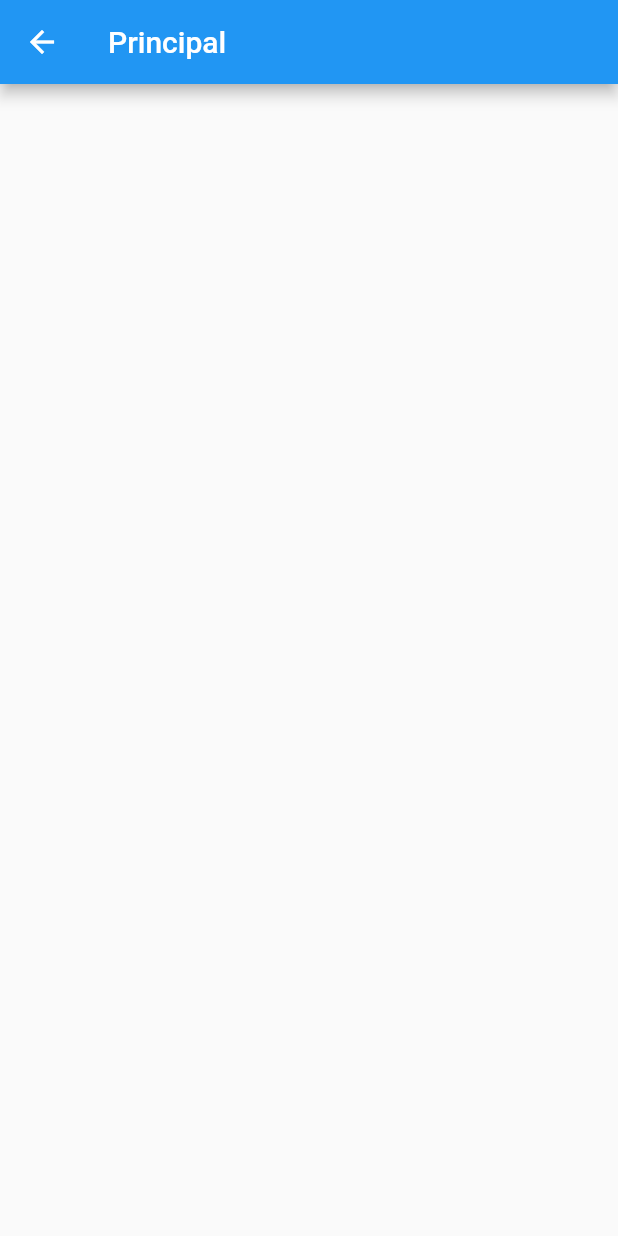
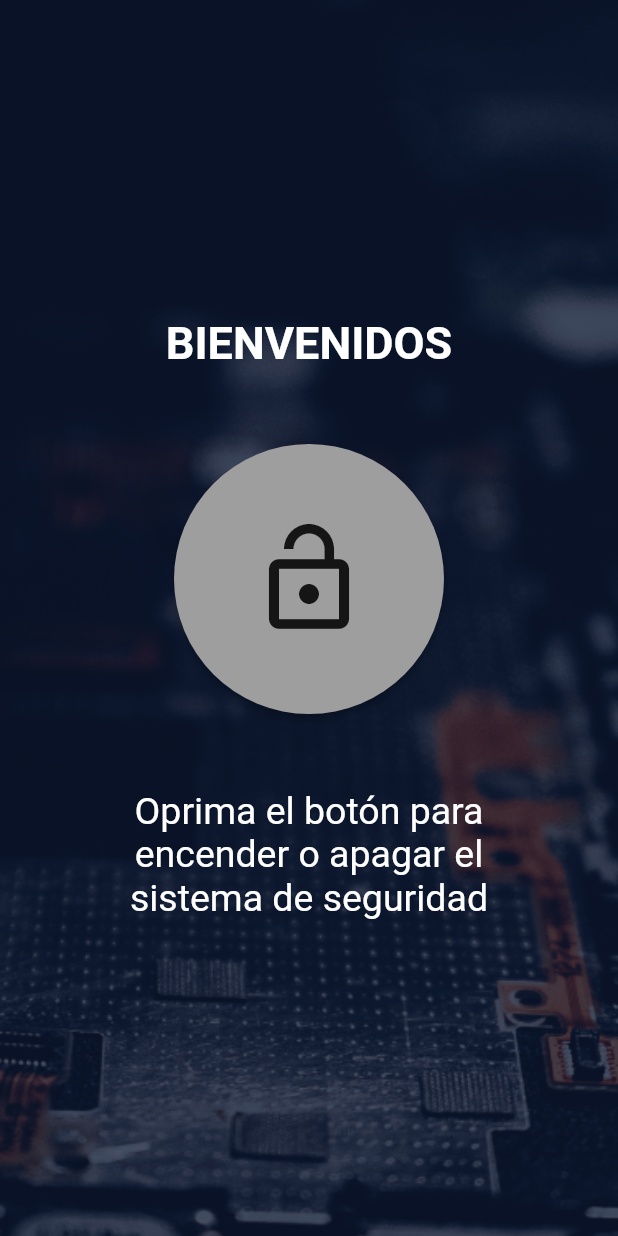
Before and after one commit to PedroHigueraG/SecurityApp, a Flutter app: the PrincipalPage screen opened directly, on a phone screen of 412 x 824 dp. Run offline on Flutter 3.47's test engine with Material 2 defaults, Android fonts, the light colour scheme and no system bars; our stand-ins replace shared_preferences; accounts and stored records are empty.

Commit message:
Pagina principal lista

```diff
--- a/lib/pages/userPages/principalPage.dart
+++ b/lib/pages/userPages/principalPage.dart
@@ -1,4 +1,9 @@
 import 'package:flutter/material.dart';
+import 'package:security_app/pages/startPage.dart';
+
+Color botonPrincipal = new Color(0xff9e9e9e);
+bool statusBoton = false;
+Icon iconoBoton = new Icon(Icons.lock_open, size: 80,);
 
 class PrincipalPage extends StatefulWidget {
   PrincipalPage({Key key}) : super(key: key);
@@ -11,9 +16,67 @@ class _PrincipalPageState extends State<PrincipalPage> {
   @override
   Widget build(BuildContext context) {
     return Scaffold(
-      appBar: AppBar(
-        title: Text('Principal'),
-      ),
-    );
+        backgroundColor: negroAzul,
+        body: Stack(
+          children: [
+            Container(
+              decoration: BoxDecoration(
+                  image: DecorationImage(
+                      image: AssetImage('assets/img/chip.png'),
+                      fit: BoxFit.cover)),
+            ),
+            Column(
+              mainAxisAlignment: MainAxisAlignment.center,
+              children: <Widget>[
+                Padding(
+                  padding: const EdgeInsets.all(50),
+                  child: Center(
+                    child: Text(
+                      'BIENVENIDOS',
+                      style: TextStyle(
+                          fontSize: 30,
+                          fontWeight: FontWeight.bold,
+                          color: Colors.white),
+                    ),
+                  ),
+                ),
+                MaterialButton(
+                  color: botonPrincipal,
+                  shape: CircleBorder(),
+                  onPressed: () {
+                    setState(() {
+                      if (statusBoton) {
+                        botonPrincipal = new Color(0xff9e9e9e);
+                        iconoBoton = new Icon(Icons.lock_open,size: 80);
+                        statusBoton = false;
+                      } else {
+                        botonPrincipal = azulClaro;
+                        iconoBoton = new Icon(Icons.lock_outline,size: 80);
+                        statusBoton = true;
+                      }
+                    });
+                  },
+                  child: Padding(
+                      padding: const EdgeInsets.all(50),
+                      child: iconoBoton
+                  ),
+                ),
+                Center(
+                  child: Padding(
+                    padding: const EdgeInsets.all(50),
+                    child: Text(
+                      'Oprima el botón para encender o apagar el sistema de seguridad',
+                      textAlign: TextAlign.center,
+                      style: TextStyle(
+                        fontSize: 25,
+                        color: Colors.white
+                      ),
+                    ),
+                  ),
+                )
+              ],
+            )
+          ],
+        ));
   }
 }
```
